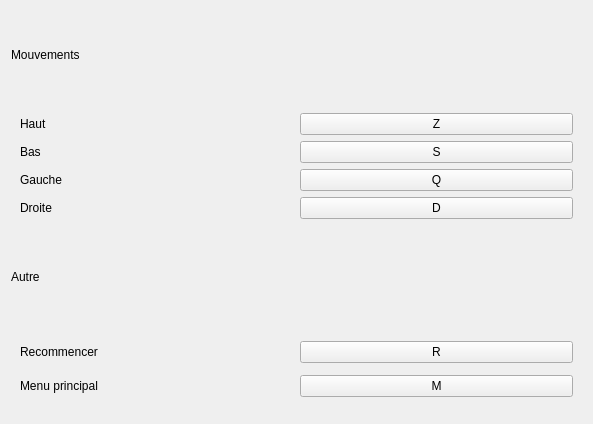
Before: the Qt Designer form options-form.ui in loicbourgois/snake2i, drawn with Qt 5.
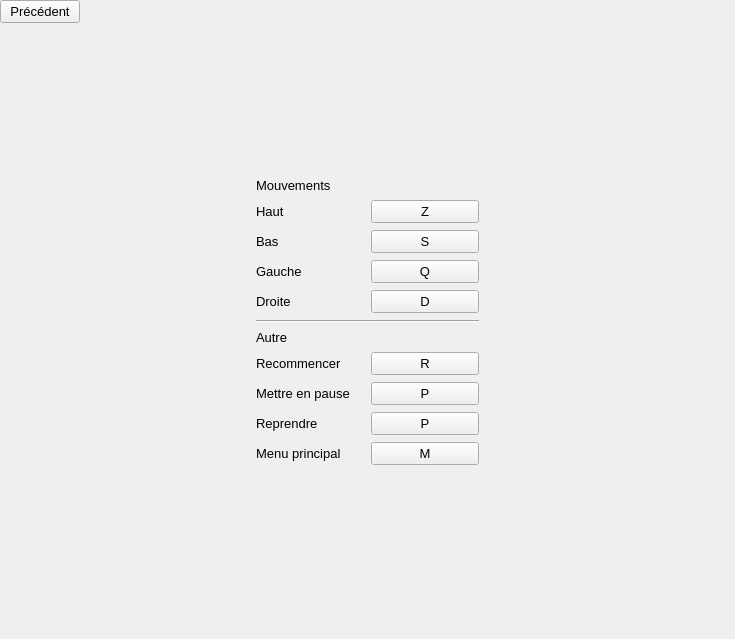
After: the same form once the commit is applied.

Commit message: Set font from 8 to 10 + Update conf menu

Patch:
```diff
--- a/options-form.ui
+++ b/options-form.ui
@@ -6,124 +6,390 @@
    <rect>
     <x>0</x>
     <y>0</y>
-    <width>593</width>
-    <height>424</height>
+    <width>735</width>
+    <height>639</height>
    </rect>
   </property>
   <property name="windowTitle">
    <string>Form</string>
   </property>
   <layout class="QGridLayout" name="gridLayout">
-   <item row="0" column="0">
-    <widget class="QLabel" name="label">
-     <property name="text">
-      <string>Mouvements</string>
+   <property name="leftMargin">
+    <number>0</number>
+   </property>
+   <property name="topMargin">
+    <number>0</number>
+   </property>
+   <property name="rightMargin">
+    <number>0</number>
+   </property>
+   <property name="bottomMargin">
+    <number>0</number>
+   </property>
+   <property name="spacing">
+    <number>0</number>
+   </property>
+   <item row="1" column="1">
+    <spacer name="verticalSpacer">
+     <property name="orientation">
+      <enum>Qt::Vertical</enum>
      </property>
-    </widget>
+     <property name="sizeHint" stdset="0">
+      <size>
+       <width>20</width>
+       <height>40</height>
+      </size>
+     </property>
+    </spacer>
    </item>
-   <item row="1" column="0">
+   <item row="3" column="1">
     <widget class="QWidget" name="widget" native="true">
      <layout class="QGridLayout" name="gridLayout_2">
-      <item row="1" column="0">
-       <widget class="QLabel" name="label_2">
-        <property name="text">
-         <string>Bas</string>
-        </property>
-       </widget>
-      </item>
-      <item row="3" column="0">
+      <property name="leftMargin">
+       <number>11</number>
+      </property>
+      <property name="topMargin">
+       <number>11</number>
+      </property>
+      <property name="rightMargin">
+       <number>11</number>
+      </property>
+      <property name="bottomMargin">
+       <number>11</number>
+      </property>
+      <property name="spacing">
+       <number>7</number>
+      </property>
+      <item row="4" column="0">
        <widget class="QLabel" name="label_3">
+        <property name="font">
+         <font>
+          <pointsize>10</pointsize>
+         </font>
+        </property>
         <property name="text">
          <string>Droite</string>
         </property>
        </widget>
       </item>
-      <item row="0" column="0">
+      <item row="1" column="0">
        <widget class="QLabel" name="label_4">
+        <property name="font">
+         <font>
+          <pointsize>10</pointsize>
+         </font>
+        </property>
         <property name="text">
          <string>Haut</string>
         </property>
        </widget>
       </item>
-      <item row="2" column="0">
+      <item row="3" column="0">
        <widget class="QLabel" name="label_5">
+        <property name="font">
+         <font>
+          <pointsize>10</pointsize>
+         </font>
+        </property>
         <property name="text">
          <string>Gauche</string>
         </property>
        </widget>
       </item>
-      <item row="0" column="1">
+      <item row="2" column="0">
+       <widget class="QLabel" name="label_2">
+        <property name="font">
+         <font>
+          <pointsize>10</pointsize>
+         </font>
+        </property>
+        <property name="text">
+         <string>Bas</string>
+        </property>
+       </widget>
+      </item>
+      <item row="4" column="1">
+       <widget class="QPushButton" name="pushButton_4">
+        <property name="font">
+         <font>
+          <pointsize>10</pointsize>
+         </font>
+        </property>
+        <property name="text">
+         <string>D</string>
+        </property>
+       </widget>
+      </item>
+      <item row="1" column="1">
        <widget class="QPushButton" name="pushButton">
+        <property name="font">
+         <font>
+          <pointsize>10</pointsize>
+         </font>
+        </property>
         <property name="text">
          <string>Z</string>
         </property>
        </widget>
       </item>
-      <item row="1" column="1">
-       <widget class="QPushButton" name="pushButton_2">
-        <property name="text">
-         <string>S</string>
-        </property>
-       </widget>
-      </item>
-      <item row="2" column="1">
+      <item row="3" column="1">
        <widget class="QPushButton" name="pushButton_3">
+        <property name="font">
+         <font>
+          <pointsize>10</pointsize>
+         </font>
+        </property>
         <property name="text">
          <string>Q</string>
         </property>
        </widget>
       </item>
-      <item row="3" column="1">
-       <widget class="QPushButton" name="pushButton_4">
+      <item row="2" column="1">
+       <widget class="QPushButton" name="pushButton_2">
+        <property name="font">
+         <font>
+          <pointsize>10</pointsize>
+         </font>
+        </property>
         <property name="text">
-         <string>D</string>
+         <string>S</string>
         </property>
        </widget>
       </item>
-     </layout>
-    </widget>
-   </item>
-   <item row="2" column="0">
-    <widget class="QLabel" name="label_6">
-     <property name="text">
-      <string>Autre</string>
-     </property>
-    </widget>
-   </item>
-   <item row="3" column="0">
-    <widget class="QWidget" name="widget_2" native="true">
-     <layout class="QGridLayout" name="gridLayout_3">
-      <item row="0" column="0">
-       <widget class="QLabel" name="label_7">
+      <item row="8" column="0">
+       <widget class="QLabel" name="label_9">
+        <property name="font">
+         <font>
+          <pointsize>10</pointsize>
+         </font>
+        </property>
         <property name="text">
-         <string>Recommencer</string>
+         <string>Mettre en pause</string>
         </property>
        </widget>
       </item>
-      <item row="1" column="0">
-       <widget class="QLabel" name="label_8">
+      <item row="9" column="0">
+       <widget class="QLabel" name="label_10">
+        <property name="font">
+         <font>
+          <pointsize>10</pointsize>
+         </font>
+        </property>
         <property name="text">
-         <string>Menu principal</string>
+         <string>Reprendre</string>
         </property>
        </widget>
       </item>
-      <item row="1" column="1">
+      <item row="10" column="1">
        <widget class="QPushButton" name="pushButton_6">
+        <property name="font">
+         <font>
+          <pointsize>10</pointsize>
+         </font>
+        </property>
         <property name="text">
          <string>M</string>
         </property>
        </widget>
       </item>
-      <item row="0" column="1">
+      <item row="10" column="0">
+       <widget class="QLabel" name="label_8">
+        <property name="font">
+         <font>
+          <pointsize>10</pointsize>
+         </font>
+        </property>
+        <property name="text">
+         <string>Menu principal</string>
+        </property>
+       </widget>
+      </item>
+      <item row="9" column="1">
+       <widget class="QPushButton" name="pushButton_8">
+        <property name="font">
+         <font>
+          <pointsize>10</pointsize>
+         </font>
+        </property>
+        <property name="text">
+         <string>P</string>
+        </property>
+       </widget>
+      </item>
+      <item row="8" column="1">
+       <widget class="QPushButton" name="pushButton_7">
+        <property name="font">
+         <font>
+          <pointsize>10</pointsize>
+         </font>
+        </property>
+        <property name="text">
+         <string>P</string>
+        </property>
+       </widget>
+      </item>
+      <item row="6" column="0">
+       <widget class="QLabel" name="label_6">
+        <property name="font">
+         <font>
+          <pointsize>10</pointsize>
+         </font>
+        </property>
+        <property name="text">
+         <string>Autre</string>
+        </property>
+       </widget>
+      </item>
+      <item row="7" column="1">
        <widget class="QPushButton" name="pushButton_5">
+        <property name="font">
+         <font>
+          <pointsize>10</pointsize>
+         </font>
+        </property>
         <property name="text">
          <string>R</string>
         </property>
        </widget>
       </item>
+      <item row="0" column="0" colspan="2">
+       <widget class="QLabel" name="label">
+        <property name="font">
+         <font>
+          <pointsize>10</pointsize>
+         </font>
+        </property>
+        <property name="text">
+         <string>Mouvements</string>
+        </property>
+       </widget>
+      </item>
+      <item row="7" column="0">
+       <widget class="QLabel" name="label_7">
+        <property name="font">
+         <font>
+          <pointsize>10</pointsize>
+         </font>
+        </property>
+        <property name="text">
+         <string>Recommencer</string>
+        </property>
+       </widget>
+      </item>
+      <item row="5" column="0" colspan="2">
+       <widget class="Line" name="line">
+        <property name="orientation">
+         <enum>Qt::Horizontal</enum>
+        </property>
+       </widget>
+      </item>
      </layout>
     </widget>
    </item>
+   <item row="5" column="1">
+    <spacer name="verticalSpacer_2">
+     <property name="orientation">
+      <enum>Qt::Vertical</enum>
+     </property>
+     <property name="sizeHint" stdset="0">
+      <size>
+       <width>20</width>
+       <height>40</height>
+      </size>
+     </property>
+    </spacer>
+   </item>
+   <item row="0" column="0" colspan="3">
+    <widget class="QWidget" name="widget_3" native="true">
+     <property name="sizePolicy">
+      <sizepolicy hsizetype="Minimum" vsizetype="Minimum">
+       <horstretch>0</horstretch>
+       <verstretch>0</verstretch>
+      </sizepolicy>
+     </property>
+     <layout class="QGridLayout" name="gridLayout_4">
+      <property name="leftMargin">
+       <number>0</number>
+      </property>
+      <property name="topMargin">
+       <number>0</number>
+      </property>
+      <property name="rightMargin">
+       <number>0</number>
+      </property>
+      <property name="bottomMargin">
+       <number>0</number>
+      </property>
+      <property name="spacing">
+       <number>0</number>
+      </property>
+      <item row="0" column="0">
+       <widget class="QPushButton" name="pushButtonPrecedent">
+        <property name="font">
+         <font>
+          <pointsize>10</pointsize>
+         </font>
+        </property>
+        <property name="text">
+         <string>Précédent</string>
+        </property>
+       </widget>
+      </item>
+      <item row="0" column="1">
+       <spacer name="horizontalSpacer">
+        <property name="orientation">
+         <enum>Qt::Horizontal</enum>
+        </property>
+        <property name="sizeHint" stdset="0">
+         <size>
+          <width>40</width>
+          <height>0</height>
+         </size>
+        </property>
+       </spacer>
+      </item>
+     </layout>
+    </widget>
+   </item>
+   <item row="3" column="0">
+    <spacer name="horizontalSpacer_4">
+     <property name="orientation">
+      <enum>Qt::Horizontal</enum>
+     </property>
+     <property name="sizeHint" stdset="0">
+      <size>
+       <width>40</width>
+       <height>20</height>
+      </size>
+     </property>
+    </spacer>
+   </item>
+   <item row="3" column="2">
+    <spacer name="horizontalSpacer_3">
+     <property name="orientation">
+      <enum>Qt::Horizontal</enum>
+     </property>
+     <property name="sizeHint" stdset="0">
+      <size>
+       <width>40</width>
+       <height>20</height>
+      </size>
+     </property>
+    </spacer>
+   </item>
+   <item row="4" column="1">
+    <spacer name="horizontalSpacer_2">
+     <property name="orientation">
+      <enum>Qt::Horizontal</enum>
+     </property>
+     <property name="sizeHint" stdset="0">
+      <size>
+       <width>40</width>
+       <height>20</height>
+      </size>
+     </property>
+    </spacer>
+   </item>
   </layout>
  </widget>
  <resources/>
```
The commit also changes 12 other files.
